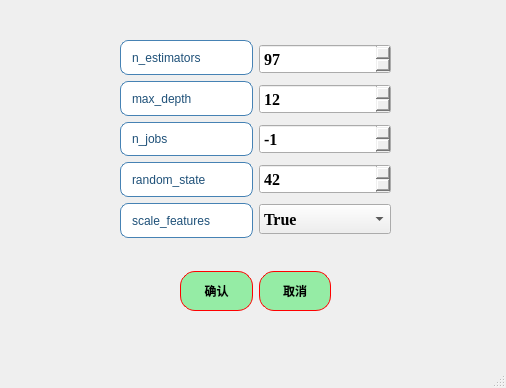
First picture: the form in ui/algorithms5_ET_para.ui, repository azhongege24/predict_first, before the edit.
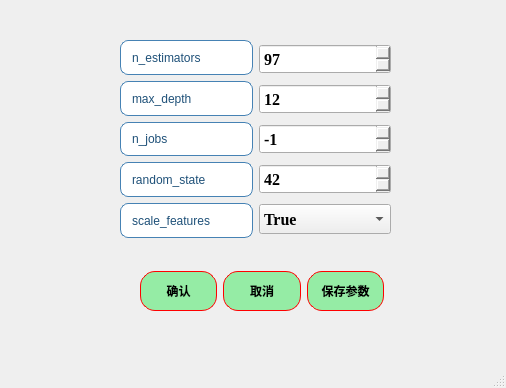
Second picture: the form after the edit.

Commit message: 添加了参数记忆功能，然后更新了版本，然后增加了输出结果滚动界面

The edit to the form file:
```diff
--- a/ui/algorithms5_ET_para.ui
+++ b/ui/algorithms5_ET_para.ui
@@ -339,12 +339,12 @@
      </item>
     </layout>
    </widget>
-   <widget class="QWidget" name="layoutWidget">
+   <widget class="QWidget" name="">
     <property name="geometry">
      <rect>
-      <x>180</x>
+      <x>140</x>
       <y>270</y>
-      <width>151</width>
+      <width>244</width>
       <height>42</height>
      </rect>
     </property>
@@ -411,6 +411,37 @@
        </property>
       </widget>
      </item>
+     <item>
+      <widget class="QPushButton" name="pushButton_save_params">
+       <property name="minimumSize">
+        <size>
+         <width>0</width>
+         <height>40</height>
+        </size>
+       </property>
+       <property name="styleSheet">
+        <string notr="true">QPushButton{
+border:1px solid red;   /*边框的粗细，颜色*/
+border-radius:15px;    /*设置圆角半径 */
+padding:2px 4px;  /*QFrame边框与内部其它部件的距离*/
+background-color: rgb(149, 236, 165);	/*背景颜色*/
+color:rgb(0, 0, 0);		/*字体颜色*/
+	font: 18pt &quot;楷体&quot;;
+
+font:bold;
+}
+QPushButton:hover {
+    background-color: rgb(177, 244, 155);    /* 悬停时背景色 */
+}
+QPushButton:pressed {
+    background-color:rgb(99, 181, 255);     /* 点击时背景色 */
+}</string>
+       </property>
+       <property name="text">
+        <string>保存参数</string>
+       </property>
+      </widget>
+     </item>
     </layout>
    </widget>
   </widget>
```
The commit also changes 47 other files.
